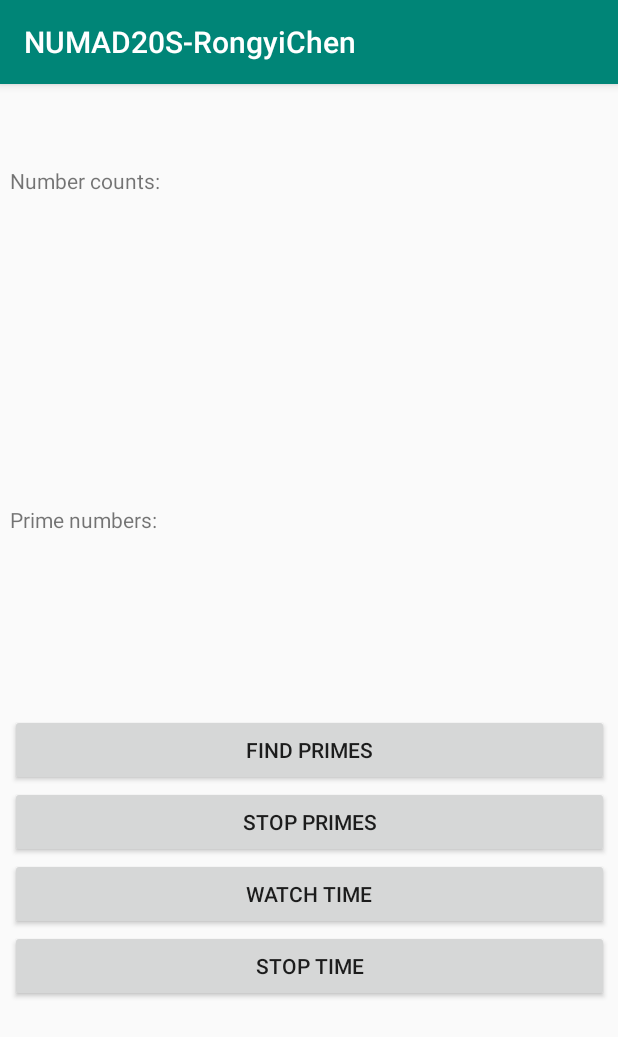
After one commit to roy2EZ/CS5520_Mobile_App_Dev_NEU_Online_2020Spring, an Android app: the MathMagic screen opened directly, with no data from a screen before it, on a phone screen of 412 x 824 dp. The commit adds this screen. Shown: the top 1037 px of the screen. Run offline under Robolectric (Android 15) with nearby library versions, the phone set to English and light mode, and no system bars.

Commit message:
Upload A5 Math Magic
Upload A5 Math Magic

```diff
--- a/app/build.gradle
+++ b/app/build.gradle
@@ -7,8 +7,8 @@ android {
         applicationId "edu.neu.madcourse.numad20s_rongyichen"
         minSdkVersion 19
         targetSdkVersion 29
-        versionCode 2
-        versionName "2"
+        versionCode 5
+        versionName "5"
         testInstrumentationRunner "androidx.test.runner.AndroidJUnitRunner"
     }
     buildTypes {
--- a/app/src/main/AndroidManifest.xml
+++ b/app/src/main/AndroidManifest.xml
@@ -13,6 +13,7 @@
         <activity android:name=".WebsiteActivity"></activity>
         <activity android:name=".LinkCollectorActivity" />
         <activity android:name=".AboutActivity" />
+        <activity android:name=".MathMagic" />
         <activity android:name=".MainActivity">
             <intent-filter>
                 <action android:name="android.intent.action.MAIN" />
--- a/app/src/main/java/edu/neu/madcourse/numad20s_rongyichen/MainActivity.java
+++ b/app/src/main/java/edu/neu/madcourse/numad20s_rongyichen/MainActivity.java
@@ -30,4 +30,9 @@ public class MainActivity extends AppCompatActivity {
         startActivity(intent);
     }
 
+    public void enterAssignment3(View view) {
+        Intent intent = new Intent(this, MathMagic.class);
+        startActivity(intent);
+    }
+
 }
--- /dev/null
+++ b/app/src/main/java/edu/neu/madcourse/numad20s_rongyichen/MathMagic.java
@@ -0,0 +1,184 @@
+package edu.neu.madcourse.numad20s_rongyichen;
+
+import android.annotation.SuppressLint;
+import android.app.AlarmManager;
+import android.app.PendingIntent;
+import android.content.BroadcastReceiver;
+import android.content.Context;
+import android.content.Intent;
+import android.content.IntentFilter;
+import android.os.BatteryManager;
+import android.os.Bundle;
+
+import androidx.appcompat.app.AppCompatActivity;
+import androidx.appcompat.widget.Toolbar;
+
+import android.os.Handler;
+import android.os.PowerManager;
+import android.util.Log;
+import android.view.View;
+import android.widget.Button;
+import android.widget.TextView;
+import android.widget.Toast;
+
+import static android.content.Intent.*;
+
+/**
+ * For Assignment 3, add three functions in Math Magic activity
+ */
+@SuppressWarnings("ALL")
+public class MathMagic extends AppCompatActivity {
+
+    private static final String TAG = "PrimeActivity";
+    private volatile boolean startRequested;
+    IntentFilter iFilter = new IntentFilter();
+    final IntentFilter filter = new IntentFilter();
+    private BroadcastReceiver mBatInfoReceiver;
+    Intent intent = new Intent();
+
+    @Override
+    protected void onCreate(Bundle savedInstanceState) {
+
+        super.onCreate(savedInstanceState);
+        setContentView(R.layout.activity_math_magic);
+
+        iFilter.addAction(Intent.ACTION_POWER_CONNECTED);
+        iFilter.addAction(Intent.ACTION_POWER_DISCONNECTED);
+        registerReceiver(ChangingStateBroadcastReceiver, iFilter);
+
+        filter.addAction(Intent.ACTION_SCREEN_OFF);
+        filter.addAction(Intent.ACTION_SCREEN_ON);
+        registerReceiver(mBatInfoReceiver, filter);
+    }
+
+    /**
+     * **********************Part 1. to Find Primes ***********************************************
+     * @param view
+     */
+    public void findPrimes(View view) {
+        PrimeThread primeThread = new PrimeThread();
+        primeThread.start();
+    }
+
+    class PrimeThread extends Thread {
+
+        TextView numberCount = findViewById(R.id.numberCount);
+        TextView primeNumber = findViewById(R.id.prime);
+        String prime = "This is a prime number.";
+        private Button mButtonStopPrime = findViewById(R.id.stopPrimes);
+
+        @Override
+        public void run() {
+            startRequested = true;
+            int i = 1;
+            while (startRequested) {
+                Log.d(TAG, "The current number is: " + i);
+                mButtonStopPrime.setVisibility(View.INVISIBLE);
+                mButtonStopPrime.setVisibility(View.VISIBLE);
+
+                //numbers to be displayed
+                numberCount.setText(Integer.toString(i));
+
+                //prime to be displayed
+                if (isPrime(i)) {
+                    Log.d(TAG, i + " is prime!");
+                    primeNumber.setText(prime);
+                } else {
+                    Log.d(TAG, i + " is not prime!");
+                    primeNumber.setText("");
+                }
+                try {
+                    i += 2;
+                    Thread.sleep(1000);
+                } catch (InterruptedException e) {
+                    e.printStackTrace();
+                }
+
+            }
+        }
+    }
+
+    /**
+     * Helper function to find prime number
+     * @param n
+     * @return
+     */
+    private boolean isPrime(int n) {
+        if(n <= 3){
+            return n > 1;
+        }
+        for(int i = 2; i <= Math.sqrt(n); i++){
+            if(n % i == 0)
+                return false;
+        }
+        return true;
+    }
+
+    public void stopPrimes(View view) {
+        startRequested = false;
+    }
+
+    /**
+     * **********************Part 2. Watch Time***********************************************
+     * @param view
+     */
+    public void watchTimePerMin(View view) {
+        mBatInfoReceiver = new BroadcastReceiver() {
+            @Override
+            public void onReceive(final Context context, final Intent intent) {
+                @SuppressLint("InvalidWakeLockTag") PowerManager.WakeLock screenLock
+                        = ((PowerManager) getSystemService(POWER_SERVICE))
+                        .newWakeLock(PowerManager.SCREEN_BRIGHT_WAKE_LOCK
+                                | PowerManager.ACQUIRE_CAUSES_WAKEUP, "TAG");
+                screenLock.acquire();
+                screenLock.release();
+            }
+        };
+    }
+
+
+    public void stopWatchTimePerMin(View view) {
+        startRequested = false;
+    }
+
+
+    /**
+     * **********************Part 3. To Display "POWER!!!" OR "battery" ***************************
+     *
+     */
+    private final BroadcastReceiver ChangingStateBroadcastReceiver = new BroadcastReceiver() {
+        @Override
+        public void onReceive(final Context context, final Intent intent) {
+            final String action = intent.getAction();
+            if(action.equals(Intent.ACTION_POWER_CONNECTED)) {
+                Toast.makeText(context, "POWER!!!", Toast.LENGTH_SHORT).show();
+            }
+            else if(action.equals(Intent.ACTION_POWER_DISCONNECTED)) {
+                Toast.makeText(context, "battery", Toast.LENGTH_SHORT).show();
+            }
+        }
+
+    };
+
+    @Override
+    protected void onStart() {
+        super.onStart();
+        registerReceiver(ChangingStateBroadcastReceiver,iFilter);
+        registerReceiver(mBatInfoReceiver,filter);
+    }
+
+    @Override
+    protected void onResume() {
+        super.onResume();
+        registerReceiver(ChangingStateBroadcastReceiver,iFilter);
+        registerReceiver(mBatInfoReceiver,filter);
+    }
+
+    @Override
+    protected void onDestroy() {
+        super.onDestroy();
+        unregisterReceiver(ChangingStateBroadcastReceiver);
+        unregisterReceiver(mBatInfoReceiver);
+    }
+
+}
--- /dev/null
+++ b/app/src/main/res/layout/activity_math_magic.xml
@@ -0,0 +1,33 @@
+<?xml version="1.0" encoding="utf-8"?>
+<androidx.constraintlayout.widget.ConstraintLayout xmlns:android="http://schemas.android.com/apk/res/android"
+    xmlns:app="http://schemas.android.com/apk/res-auto"
+    xmlns:tools="http://schemas.android.com/tools"
+    android:id="@+id/coordinatorLayout"
+    android:layout_width="match_parent"
+    android:layout_height="match_parent"
+    tools:context=".MathMagic">
+
+    <com.google.android.material.appbar.AppBarLayout
+        android:id="@+id/appBarLayout2"
+        android:layout_width="wrap_content"
+        android:layout_height="wrap_content"
+        android:theme="@style/AppTheme.AppBarOverlay"
+        app:layout_constraintBottom_toTopOf="parent"
+        app:layout_constraintEnd_toStartOf="parent"
+        app:layout_constraintStart_toStartOf="parent"
+        app:layout_constraintTop_toTopOf="parent">
+
+    </com.google.android.material.appbar.AppBarLayout>
+
+    <include
+        android:id="@+id/include"
+        layout="@layout/content_math_magic"
+        android:layout_width="399dp"
+        android:layout_height="597dp"
+        android:layout_marginBottom="116dp"
+        android:isScrollContainer="false"
+        app:layout_constraintBottom_toBottomOf="parent"
+        app:layout_constraintEnd_toEndOf="parent"
+        app:layout_constraintStart_toStartOf="parent" />
+
+</androidx.constraintlayout.widget.ConstraintLayout>
--- /dev/null
+++ b/app/src/main/res/layout/content_math_magic.xml
@@ -0,0 +1,45 @@
+<?xml version="1.0" encoding="utf-8"?>
+<LinearLayout xmlns:android="http://schemas.android.com/apk/res/android"
+    android:layout_width="match_parent"
+    android:layout_height="match_parent"
+    android:orientation="vertical">
+
+    <TextView
+        android:id="@+id/numberCount"
+        android:layout_width="match_parent"
+        android:layout_height="226dp"
+        android:text="@string/number_count" />
+
+    <TextView
+        android:id="@+id/prime"
+        android:layout_width="match_parent"
+        android:layout_height="139dp"
+        android:text="@string/prime" />
+
+    <Button
+        android:id="@+id/primeActivity"
+        android:layout_width="match_parent"
+        android:layout_height="wrap_content"
+        android:onClick="findPrimes"
+        android:text="@string/find_primes" />
+
+    <Button
+        android:id="@+id/stopPrimes"
+        android:layout_width="match_parent"
+        android:layout_height="wrap_content"
+        android:text="@string/stop_primes" />
+
+    <Button
+        android:id="@+id/watch_time"
+        android:layout_width="match_parent"
+        android:layout_height="wrap_content"
+        android:onClick="watchTimePerMin"
+        android:text="@string/watch_time" />
+
+    <Button
+        android:id="@+id/stop_time"
+        android:layout_width="match_parent"
+        android:layout_height="wrap_content"
+        android:onClick="stopWatchTimePerMin"
+        android:text="@string/stop_time" />
+</LinearLayout>
--- a/app/src/main/res/values/strings.xml
+++ b/app/src/main/res/values/strings.xml
@@ -8,4 +8,11 @@
     <string name="assignment_1">About</string>
     <string name="please_enter_website_name">Please enter website name</string>
     <string name="please_enter_url_e_g_https_www_facebook_com">Please enter URL e.g. https://www.facebook.com</string>
+    <string name="mathmagic">MathMagic</string>
+    <string name="stop_time">Stop Time</string>
+    <string name="number_count">Number counts:</string>
+    <string name="prime">Prime numbers:</string>
+    <string name="find_primes">Find Primes</string>
+    <string name="stop_primes">Stop Primes</string>
+    <string name="watch_time">Watch Time</string>
 </resources>
```
Also changed, not shown: app/src/main/res/layout/activity_main.xml (+19 -3 lines), 2 other files.
